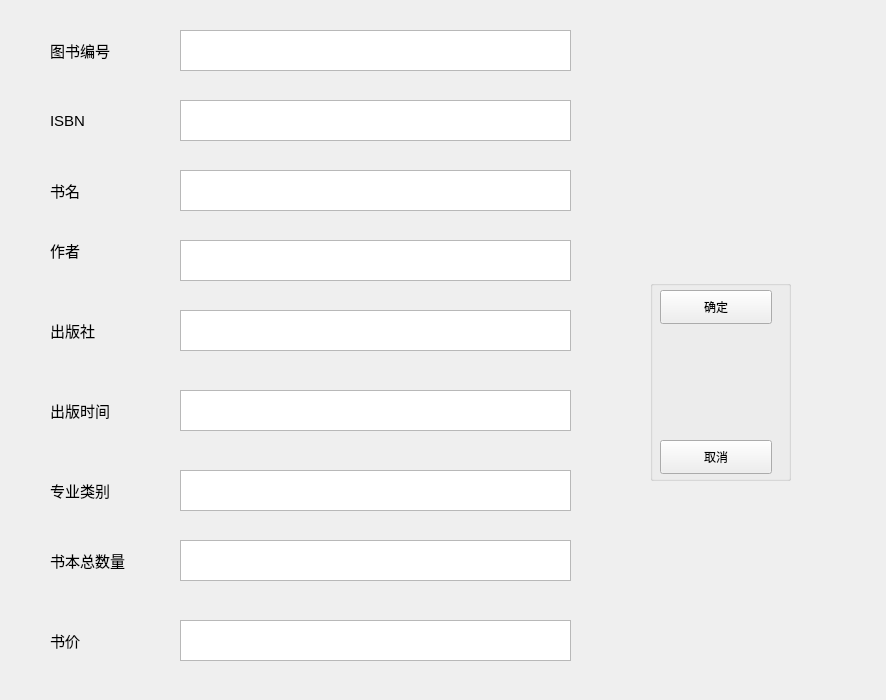
Above: Library/Library/AddBook.ui from belowthetree/LibrarySystem before the change. Below: the same form after it.
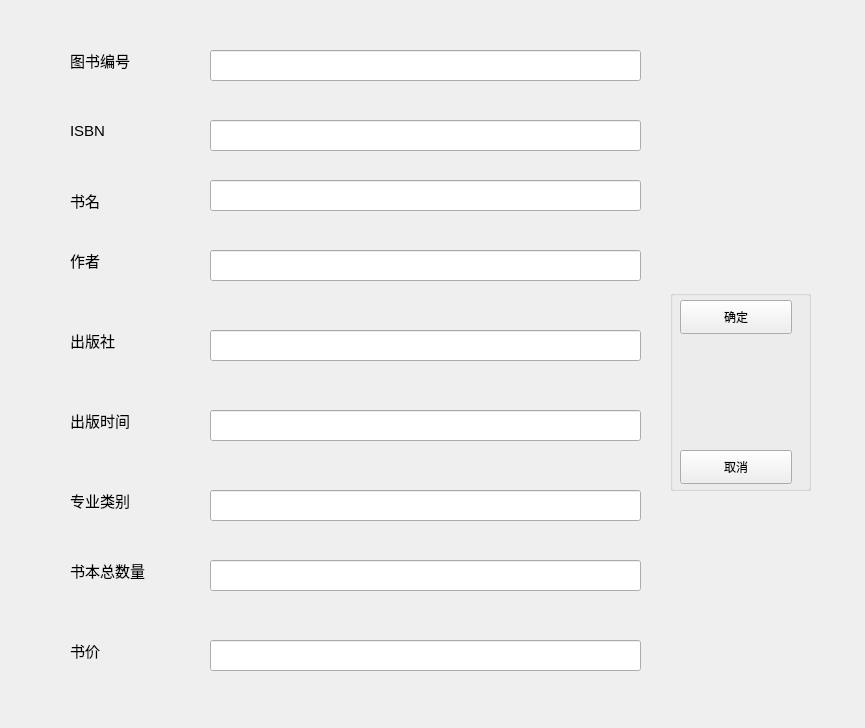
That is the form after the change.

Patch:
```diff
--- a/Library/Library/AddBook.ui
+++ b/Library/Library/AddBook.ui
@@ -6,8 +6,8 @@
    <rect>
     <x>0</x>
     <y>0</y>
-    <width>886</width>
-    <height>700</height>
+    <width>865</width>
+    <height>728</height>
    </rect>
   </property>
   <property name="windowTitle">
@@ -16,8 +16,8 @@
   <widget class="QLabel" name="label_2">
    <property name="geometry">
     <rect>
-     <x>50</x>
-     <y>180</y>
+     <x>70</x>
+     <y>640</y>
      <width>101</width>
      <height>21</height>
     </rect>
@@ -28,14 +28,32 @@
     </font>
    </property>
    <property name="text">
-    <string>书名</string>
+    <string>书价</string>
+   </property>
+  </widget>
+  <widget class="QLabel" name="label_7">
+   <property name="geometry">
+    <rect>
+     <x>70</x>
+     <y>560</y>
+     <width>141</width>
+     <height>21</height>
+    </rect>
+   </property>
+   <property name="font">
+    <font>
+     <pointsize>11</pointsize>
+    </font>
+   </property>
+   <property name="text">
+    <string>书本总数量</string>
    </property>
   </widget>
   <widget class="QLabel" name="label_3">
    <property name="geometry">
     <rect>
-     <x>50</x>
-     <y>240</y>
+     <x>70</x>
+     <y>250</y>
      <width>101</width>
      <height>21</height>
     </rect>
@@ -52,8 +70,8 @@
   <widget class="QLabel" name="label_4">
    <property name="geometry">
     <rect>
-     <x>50</x>
-     <y>320</y>
+     <x>70</x>
+     <y>190</y>
      <width>101</width>
      <height>21</height>
     </rect>
@@ -64,14 +82,32 @@
     </font>
    </property>
    <property name="text">
-    <string>出版社</string>
+    <string>书名</string>
+   </property>
+  </widget>
+  <widget class="QLabel" name="label_9">
+   <property name="geometry">
+    <rect>
+     <x>70</x>
+     <y>120</y>
+     <width>101</width>
+     <height>21</height>
+    </rect>
+   </property>
+   <property name="font">
+    <font>
+     <pointsize>11</pointsize>
+    </font>
+   </property>
+   <property name="text">
+    <string>ISBN</string>
    </property>
   </widget>
   <widget class="QLabel" name="label_5">
    <property name="geometry">
     <rect>
-     <x>50</x>
-     <y>400</y>
+     <x>70</x>
+     <y>410</y>
      <width>101</width>
      <height>21</height>
     </rect>
@@ -88,8 +124,8 @@
   <widget class="QLabel" name="label_6">
    <property name="geometry">
     <rect>
-     <x>50</x>
-     <y>480</y>
+     <x>70</x>
+     <y>490</y>
      <width>101</width>
      <height>21</height>
     </rect>
@@ -103,117 +139,11 @@
     <string>专业类别</string>
    </property>
   </widget>
-  <widget class="QLabel" name="label_7">
-   <property name="geometry">
-    <rect>
-     <x>50</x>
-     <y>550</y>
-     <width>141</width>
-     <height>21</height>
-    </rect>
-   </property>
-   <property name="font">
-    <font>
-     <pointsize>11</pointsize>
-    </font>
-   </property>
-   <property name="text">
-    <string>书本总数量</string>
-   </property>
-  </widget>
-  <widget class="QLabel" name="label_8">
-   <property name="geometry">
-    <rect>
-     <x>50</x>
-     <y>630</y>
-     <width>101</width>
-     <height>21</height>
-    </rect>
-   </property>
-   <property name="font">
-    <font>
-     <pointsize>11</pointsize>
-    </font>
-   </property>
-   <property name="text">
-    <string>书价</string>
-   </property>
-  </widget>
-  <widget class="QTextEdit" name="textEdit_2">
-   <property name="geometry">
-    <rect>
-     <x>180</x>
-     <y>100</y>
-     <width>391</width>
-     <height>41</height>
-    </rect>
-   </property>
-  </widget>
-  <widget class="QTextEdit" name="textEdit_3">
-   <property name="geometry">
-    <rect>
-     <x>180</x>
-     <y>170</y>
-     <width>391</width>
-     <height>41</height>
-    </rect>
-   </property>
-  </widget>
-  <widget class="QTextEdit" name="textEdit_4">
-   <property name="geometry">
-    <rect>
-     <x>180</x>
-     <y>240</y>
-     <width>391</width>
-     <height>41</height>
-    </rect>
-   </property>
-  </widget>
-  <widget class="QTextEdit" name="textEdit_5">
-   <property name="geometry">
-    <rect>
-     <x>180</x>
-     <y>310</y>
-     <width>391</width>
-     <height>41</height>
-    </rect>
-   </property>
-  </widget>
-  <widget class="QTextEdit" name="textEdit_6">
-   <property name="geometry">
-    <rect>
-     <x>180</x>
-     <y>390</y>
-     <width>391</width>
-     <height>41</height>
-    </rect>
-   </property>
-  </widget>
-  <widget class="QTextEdit" name="textEdit_7">
-   <property name="geometry">
-    <rect>
-     <x>180</x>
-     <y>470</y>
-     <width>391</width>
-     <height>41</height>
-    </rect>
-   </property>
-  </widget>
-  <widget class="QTextEdit" name="textEdit_8">
-   <property name="geometry">
-    <rect>
-     <x>180</x>
-     <y>540</y>
-     <width>391</width>
-     <height>41</height>
-    </rect>
-   </property>
-  </widget>
   <widget class="QGroupBox" name="groupBox">
    <property name="geometry">
     <rect>
-     <x>650</x>
-     <y>280</y>
+     <x>670</x>
+     <y>290</y>
      <width>141</width>
      <height>201</height>
     </rect>
@@ -251,8 +181,8 @@
   <widget class="QLabel" name="label_9">
    <property name="geometry">
     <rect>
-     <x>50</x>
-     <y>110</y>
+     <x>70</x>
+     <y>330</y>
      <width>101</width>
      <height>21</height>
     </rect>
@@ -263,24 +193,14 @@
     </font>
    </property>
    <property name="text">
-    <string>ISBN</string>
-   </property>
-  </widget>
-  <widget class="QTextEdit" name="textEdit_9">
-   <property name="geometry">
-    <rect>
-     <x>180</x>
-     <y>620</y>
-     <width>391</width>
-     <height>41</height>
-    </rect>
+    <string>出版社</string>
    </property>
   </widget>
   <widget class="QLabel" name="label_10">
    <property name="geometry">
     <rect>
-     <x>50</x>
-     <y>40</y>
+     <x>70</x>
+     <y>50</y>
      <width>101</width>
      <height>21</height>
     </rect>
@@ -294,17 +214,98 @@
     <string>图书编号</string>
    </property>
   </widget>
-  <widget class="QTextEdit" name="textEdit_10">
+  <widget class="QLineEdit" name="lineEdit">
    <property name="geometry">
     <rect>
-     <x>180</x>
-     <y>30</y>
-     <width>391</width>
-     <height>41</height>
+     <x>210</x>
+     <y>50</y>
+     <width>431</width>
+     <height>31</height>
+    </rect>
+   </property>
+  </widget>
+  <widget class="QLineEdit" name="lineEdit_2">
+   <property name="geometry">
+    <rect>
+     <x>210</x>
+     <y>120</y>
+     <width>431</width>
+     <height>31</height>
+    </rect>
+   </property>
+  </widget>
+  <widget class="QLineEdit" name="lineEdit_3">
+   <property name="geometry">
+    <rect>
+     <x>210</x>
+     <y>180</y>
+     <width>431</width>
+     <height>31</height>
+    </rect>
+   </property>
+  </widget>
+  <widget class="QLineEdit" name="lineEdit_4">
+   <property name="geometry">
+    <rect>
+     <x>210</x>
+     <y>250</y>
+     <width>431</width>
+     <height>31</height>
+    </rect>
+   </property>
+  </widget>
+  <widget class="QLineEdit" name="lineEdit_5">
+   <property name="geometry">
+    <rect>
+     <x>210</x>
+     <y>330</y>
+     <width>431</width>
+     <height>31</height>
+    </rect>
+   </property>
+  </widget>
+  <widget class="QLineEdit" name="lineEdit_6">
+   <property name="geometry">
+    <rect>
+     <x>210</x>
+     <y>410</y>
+     <width>431</width>
+     <height>31</height>
+    </rect>
+   </property>
+  </widget>
+  <widget class="QLineEdit" name="lineEdit_7">
+   <property name="geometry">
+    <rect>
+     <x>210</x>
+     <y>490</y>
+     <width>431</width>
+     <height>31</height>
+    </rect>
+   </property>
+  </widget>
+  <widget class="QLineEdit" name="lineEdit_8">
+   <property name="geometry">
+    <rect>
+     <x>210</x>
+     <y>560</y>
+     <width>431</width>
+     <height>31</height>
+    </rect>
+   </property>
+  </widget>
+  <widget class="QLineEdit" name="lineEdit_9">
+   <property name="geometry">
+    <rect>
+     <x>210</x>
+     <y>640</y>
+     <width>431</width>
+     <height>31</height>
     </rect>
    </property>
   </widget>
  </widget>
+ <layoutdefault spacing="6" margin="11"/>
  <resources/>
  <connections/>
 </ui>
```
Left out of the diff: 6 changed lines with no effect on the pictures.
